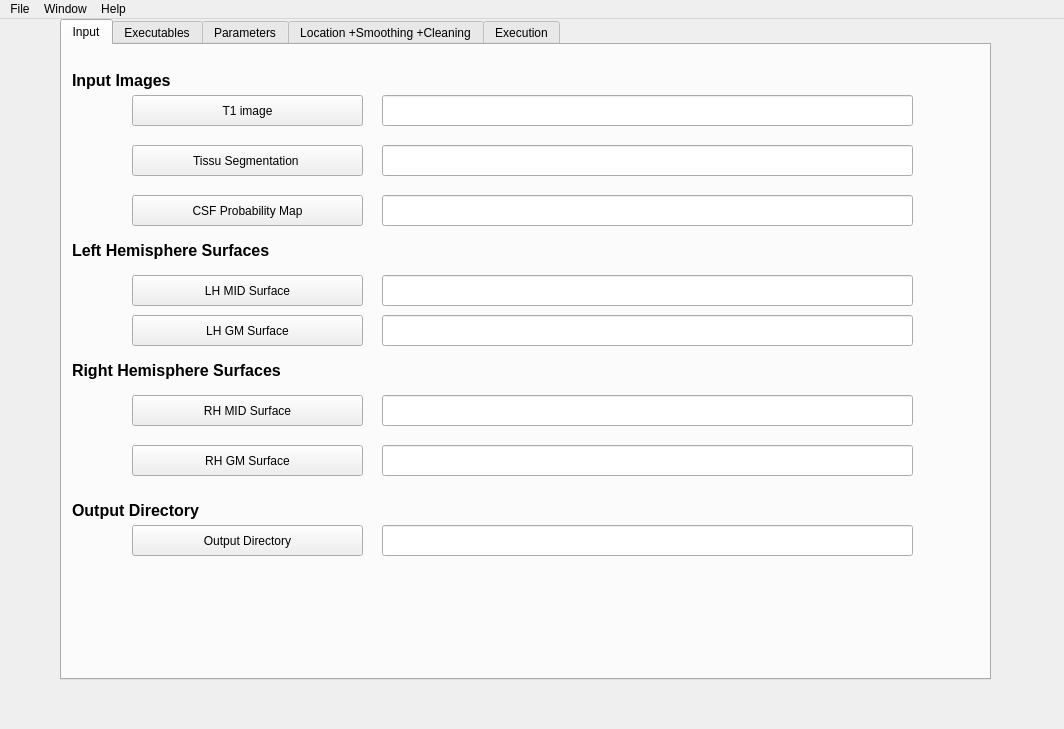
Old version of the form src/app/csfwindow.ui in the repository tahya-deddah/Local_EACSF.
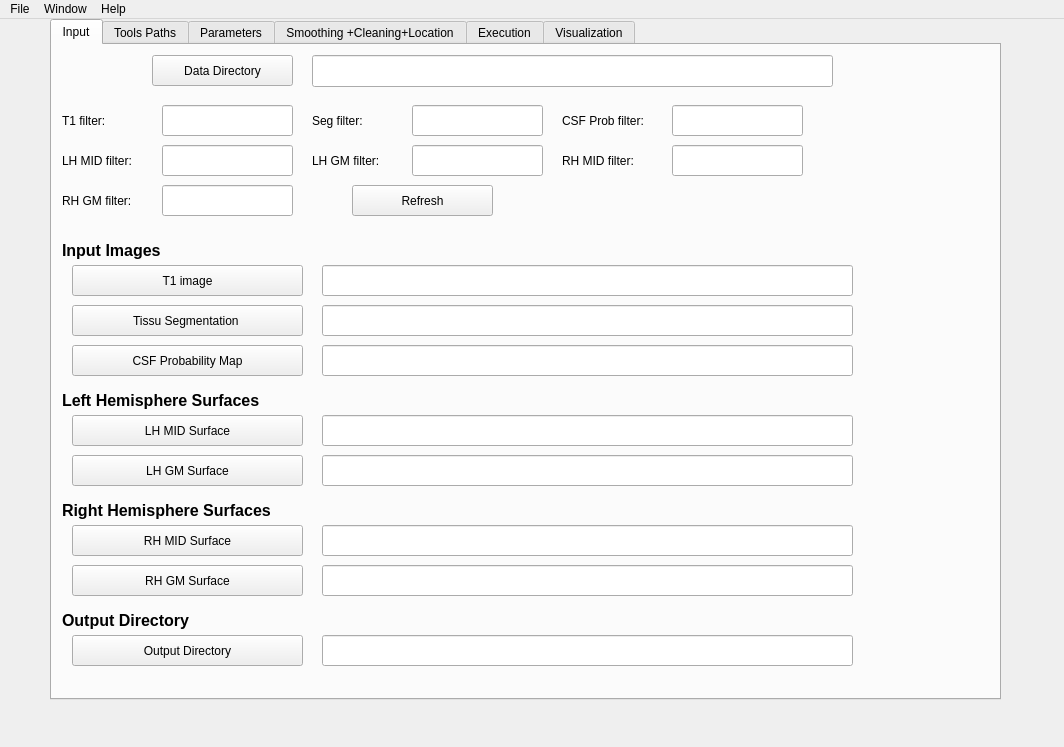
New version of the form. The open tabs and pages were chosen to show the change.

```diff
--- a/src/app/csfwindow.ui
+++ b/src/app/csfwindow.ui
@@ -7,7 +7,7 @@
     <x>0</x>
     <y>0</y>
     <width>1064</width>
-    <height>729</height>
+    <height>747</height>
    </rect>
   </property>
   <property name="windowTitle">
@@ -17,10 +17,10 @@
    <widget class="QTabWidget" name="tab">
     <property name="geometry">
      <rect>
-      <x>60</x>
+      <x>50</x>
       <y>0</y>
-      <width>931</width>
-      <height>661</height>
+      <width>951</width>
+      <height>681</height>
      </rect>
     </property>
     <property name="minimumSize">
@@ -45,8 +45,8 @@
      <widget class="QPushButton" name="Segmentation">
       <property name="geometry">
        <rect>
-        <x>70</x>
-        <y>100</y>
+        <x>20</x>
+        <y>260</y>
         <width>231</width>
         <height>31</height>
        </rect>
@@ -58,8 +58,8 @@
      <widget class="QPushButton" name="CSF_Probability_Map">
       <property name="geometry">
        <rect>
-        <x>70</x>
-        <y>150</y>
+        <x>20</x>
+        <y>300</y>
         <width>231</width>
         <height>31</height>
        </rect>
@@ -71,8 +71,8 @@
      <widget class="QLineEdit" name="lineEdit_T1img">
       <property name="geometry">
        <rect>
-        <x>320</x>
-        <y>50</y>
+        <x>270</x>
+        <y>220</y>
         <width>531</width>
         <height>31</height>
        </rect>
@@ -81,8 +81,8 @@
      <widget class="QLineEdit" name="lineEdit_Segmentation">
       <property name="geometry">
        <rect>
-        <x>320</x>
-        <y>100</y>
+        <x>270</x>
+        <y>260</y>
         <width>531</width>
         <height>31</height>
        </rect>
@@ -91,8 +91,8 @@
      <widget class="QLineEdit" name="lineEdit_CSF_Probability_Map">
       <property name="geometry">
        <rect>
-        <x>320</x>
-        <y>150</y>
+        <x>270</x>
+        <y>300</y>
         <width>531</width>
         <height>31</height>
        </rect>
@@ -102,7 +102,7 @@
       <property name="geometry">
        <rect>
         <x>10</x>
-        <y>190</y>
+        <y>340</y>
         <width>301</width>
         <height>31</height>
        </rect>
@@ -114,8 +114,8 @@
      <widget class="QPushButton" name="LH_MID_Surface">
       <property name="geometry">
        <rect>
-        <x>70</x>
-        <y>230</y>
+        <x>20</x>
+        <y>370</y>
         <width>231</width>
         <height>31</height>
        </rect>
@@ -127,8 +127,8 @@
      <widget class="QLineEdit" name="lineEdit_LH_MID_Surface">
       <property name="geometry">
        <rect>
-        <x>320</x>
-        <y>230</y>
+        <x>270</x>
+        <y>370</y>
         <width>531</width>
         <height>31</height>
        </rect>
@@ -137,8 +137,8 @@
      <widget class="QPushButton" name="LH_GM_Surface">
       <property name="geometry">
        <rect>
-        <x>70</x>
-        <y>270</y>
+        <x>20</x>
+        <y>410</y>
         <width>231</width>
         <height>31</height>
        </rect>
@@ -150,8 +150,8 @@
      <widget class="QLineEdit" name="lineEdit_LH_GM_Surface">
       <property name="geometry">
        <rect>
-        <x>320</x>
-        <y>270</y>
+        <x>270</x>
+        <y>410</y>
         <width>531</width>
         <height>31</height>
        </rect>
@@ -161,7 +161,7 @@
       <property name="geometry">
        <rect>
         <x>10</x>
-        <y>310</y>
+        <y>450</y>
         <width>281</width>
         <height>31</height>
        </rect>
@@ -173,8 +173,8 @@
      <widget class="QPushButton" name="RH_MID_Surface">
       <property name="geometry">
        <rect>
-        <x>70</x>
-        <y>350</y>
+        <x>20</x>
+        <y>480</y>
         <width>231</width>
         <height>31</height>
        </rect>
@@ -186,8 +186,8 @@
      <widget class="QLineEdit" name="lineEdit_RH_MID_Surface">
       <property name="geometry">
        <rect>
-        <x>320</x>
-        <y>350</y>
+        <x>270</x>
+        <y>480</y>
         <width>531</width>
         <height>31</height>
        </rect>
@@ -196,8 +196,8 @@
      <widget class="QPushButton" name="RH_GM_Surface">
       <property name="geometry">
        <rect>
-        <x>70</x>
-        <y>400</y>
+        <x>20</x>
+        <y>520</y>
         <width>231</width>
         <height>31</height>
        </rect>
@@ -209,8 +209,8 @@
      <widget class="QLineEdit" name="lineEdit_RH_GM_Surface">
       <property name="geometry">
        <rect>
-        <x>320</x>
-        <y>400</y>
+        <x>270</x>
+        <y>520</y>
         <width>531</width>
         <height>31</height>
        </rect>
@@ -220,7 +220,7 @@
       <property name="geometry">
        <rect>
         <x>10</x>
-        <y>450</y>
+        <y>560</y>
         <width>171</width>
         <height>31</height>
        </rect>
@@ -232,8 +232,8 @@
      <widget class="QPushButton" name="output_directory">
       <property name="geometry">
        <rect>
-        <x>70</x>
-        <y>480</y>
+        <x>20</x>
+        <y>590</y>
         <width>231</width>
         <height>31</height>
        </rect>
@@ -245,8 +245,8 @@
      <widget class="QLineEdit" name="lineEdit_Output_Directory">
       <property name="geometry">
        <rect>
-        <x>320</x>
-        <y>480</y>
+        <x>270</x>
+        <y>590</y>
         <width>531</width>
         <height>31</height>
        </rect>
@@ -255,8 +255,8 @@
      <widget class="QPushButton" name="T1">
       <property name="geometry">
        <rect>
-        <x>70</x>
-        <y>50</y>
+        <x>20</x>
+        <y>220</y>
         <width>231</width>
         <height>31</height>
        </rect>
@@ -269,7 +269,7 @@
       <property name="geometry">
        <rect>
         <x>10</x>
-        <y>20</y>
+        <y>190</y>
         <width>121</width>
         <height>31</height>
        </rect>
@@ -278,10 +278,207 @@
        <string>&lt;html&gt;&lt;head/&gt;&lt;body&gt;&lt;p&gt;&lt;span style=&quot; font-size:12pt; font-weight:600;&quot;&gt;Input Images&lt;/span&gt;&lt;/p&gt;&lt;/body&gt;&lt;/html&gt;</string>
       </property>
      </widget>
+     <widget class="QPushButton" name="Data_Directory">
+      <property name="geometry">
+       <rect>
+        <x>100</x>
+        <y>10</y>
+        <width>141</width>
+        <height>31</height>
+       </rect>
+      </property>
+      <property name="text">
+       <string>Data Directory</string>
+      </property>
+     </widget>
+     <widget class="QLineEdit" name="lineEdit_Data_Directory">
+      <property name="geometry">
+       <rect>
+        <x>260</x>
+        <y>10</y>
+        <width>521</width>
+        <height>32</height>
+       </rect>
+      </property>
+     </widget>
+     <widget class="QLabel" name="T1_filter">
+      <property name="geometry">
+       <rect>
+        <x>10</x>
+        <y>60</y>
+        <width>61</width>
+        <height>31</height>
+       </rect>
+      </property>
+      <property name="text">
+       <string>T1 filter:</string>
+      </property>
+     </widget>
+     <widget class="QLineEdit" name="lineEdit_T1_filter">
+      <property name="geometry">
+       <rect>
+        <x>110</x>
+        <y>60</y>
+        <width>131</width>
+        <height>31</height>
+       </rect>
+      </property>
+     </widget>
+     <widget class="QPushButton" name="Refresh">
+      <property name="geometry">
+       <rect>
+        <x>300</x>
+        <y>140</y>
+        <width>141</width>
+        <height>31</height>
+       </rect>
+      </property>
+      <property name="text">
+       <string>Refresh</string>
+      </property>
+     </widget>
+     <widget class="QLabel" name="Seg_filter">
+      <property name="geometry">
+       <rect>
+        <x>260</x>
+        <y>60</y>
+        <width>71</width>
+        <height>31</height>
+       </rect>
+      </property>
+      <property name="text">
+       <string>Seg filter:</string>
+      </property>
+     </widget>
+     <widget class="QLineEdit" name="lineEdit_Seg_filter">
+      <property name="geometry">
+       <rect>
+        <x>360</x>
+        <y>60</y>
+        <width>131</width>
+        <height>31</height>
+       </rect>
+      </property>
+     </widget>
+     <widget class="QLabel" name="CSF_Prob_filter">
+      <property name="geometry">
+       <rect>
+        <x>510</x>
+        <y>60</y>
+        <width>111</width>
+        <height>31</height>
+       </rect>
+      </property>
+      <property name="text">
+       <string>CSF Prob filter:</string>
+      </property>
+     </widget>
+     <widget class="QLineEdit" name="lineEdit_CSF_Prob_filter">
+      <property name="geometry">
+       <rect>
+        <x>620</x>
+        <y>60</y>
+        <width>131</width>
+        <height>31</height>
+       </rect>
+      </property>
+     </widget>
+     <widget class="QLabel" name="LH_MID_filter">
+      <property name="geometry">
+       <rect>
+        <x>10</x>
+        <y>100</y>
+        <width>101</width>
+        <height>31</height>
+       </rect>
+      </property>
+      <property name="text">
+       <string>LH MID filter:</string>
+      </property>
+     </widget>
+     <widget class="QLineEdit" name="lineEdit_LH_MID_filter">
+      <property name="geometry">
+       <rect>
+        <x>110</x>
+        <y>100</y>
+        <width>131</width>
+        <height>31</height>
+       </rect>
+      </property>
+     </widget>
+     <widget class="QLabel" name="LH_GM_filter">
+      <property name="geometry">
+       <rect>
+        <x>260</x>
+        <y>100</y>
+        <width>101</width>
+        <height>31</height>
+       </rect>
+      </property>
+      <property name="text">
+       <string>LH GM filter:</string>
+      </property>
+     </widget>
+     <widget class="QLineEdit" name="lineEdit_LH_GM_filter">
+      <property name="geometry">
+       <rect>
+        <x>360</x>
+        <y>100</y>
+        <width>131</width>
+        <height>31</height>
+       </rect>
+      </property>
+     </widget>
+     <widget class="QLabel" name="RH_MID_filter">
+      <property name="geometry">
+       <rect>
+        <x>510</x>
+        <y>100</y>
+        <width>101</width>
+        <height>31</height>
+       </rect>
+      </property>
+      <property name="text">
+       <string>RH MID filter:</string>
+      </property>
+     </widget>
+     <widget class="QLineEdit" name="lineEdit_RH_MID_filter">
+      <property name="geometry">
+       <rect>
+        <x>620</x>
+        <y>100</y>
+        <width>131</width>
+        <height>31</height>
+       </rect>
+      </property>
+     </widget>
+     <widget class="QLabel" name="RH_GM_filter">
+      <property name="geometry">
+       <rect>
+        <x>10</x>
+        <y>140</y>
+        <width>101</width>
+        <height>31</height>
+       </rect>
+      </property>
+      <property name="text">
+       <string>RH GM filter:</string>
+      </property>
+     </widget>
+     <widget class="QLineEdit" name="lineEdit_RH_GM_filter">
+      <property name="geometry">
+       <rect>
+        <x>110</x>
+        <y>140</y>
+        <width>131</width>
+        <height>31</height>
+       </rect>
+      </property>
+     </widget>
     </widget>
     <widget class="QWidget" name="tab_executables">
      <attribute name="title">
-      <string>Executables</string>
+      <string>Tools Paths</string>
      </attribute>
     </widget>
     <widget class="QWidget" name="tab_parameters">
@@ -433,7 +630,7 @@
       <bool>true</bool>
      </property>
      <attribute name="title">
-      <string>Location +Smoothing +Cleaning</string>
+      <string>Smoothing +Cleaning+Location</string>
      </attribute>
      <widget class="QCheckBox" name="smooth">
       <property name="geometry">
@@ -719,6 +916,86 @@
       </property>
      </widget>
     </widget>
+    <widget class="QWidget" name="tab_visualization">
+     <attribute name="title">
+      <string>Visualization</string>
+     </attribute>
+     <widget class="QPushButton" name="output_path">
+      <property name="geometry">
+       <rect>
+        <x>10</x>
+        <y>110</y>
+        <width>231</width>
+        <height>41</height>
+       </rect>
+      </property>
+      <property name="text">
+       <string>Output Directory</string>
+      </property>
+     </widget>
+     <widget class="QLineEdit" name="lineEdit_output_path">
+      <property name="geometry">
+       <rect>
+        <x>260</x>
+        <y>110</y>
+        <width>531</width>
+        <height>41</height>
+       </rect>
+      </property>
+     </widget>
+     <widget class="QLabel" name="output_path_label">
+      <property name="geometry">
+       <rect>
+        <x>20</x>
+        <y>60</y>
+        <width>201</width>
+        <height>31</height>
+       </rect>
+      </property>
+      <property name="text">
+       <string>&lt;html&gt;&lt;head/&gt;&lt;body&gt;&lt;p&gt;Output Directory Path&lt;/p&gt;&lt;/body&gt;&lt;/html&gt;</string>
+      </property>
+     </widget>
+     <widget class="QPushButton" name="visualize">
+      <property name="geometry">
+       <rect>
+        <x>280</x>
+        <y>340</y>
+        <width>231</width>
+        <height>41</height>
+       </rect>
+      </property>
+      <property name="text">
+       <string>Visualize</string>
+      </property>
+     </widget>
+     <widget class="QCheckBox" name="shapepopoulationviewer">
+      <property name="geometry">
+       <rect>
+        <x>20</x>
+        <y>200</y>
+        <width>531</width>
+        <height>25</height>
+       </rect>
+      </property>
+      <property name="text">
+       <string>Visualize the CSF density for both hemispheres in ShapePopulationViewer </string>
+      </property>
+     </widget>
+     <widget class="QCheckBox" name="itksnap">
+      <property name="geometry">
+       <rect>
+        <x>20</x>
+        <y>250</y>
+        <width>531</width>
+        <height>25</height>
+       </rect>
+      </property>
+      <property name="text">
+       <string>Visualize the visitation map for both hemispheres in itksnap</string>
+      </property>
+     </widget>
+    </widget>
    </widget>
   </widget>
   <widget class="QMenuBar" name="menuBar">
```
Left out of the diff: 106 changed lines with no effect on the pictures.
